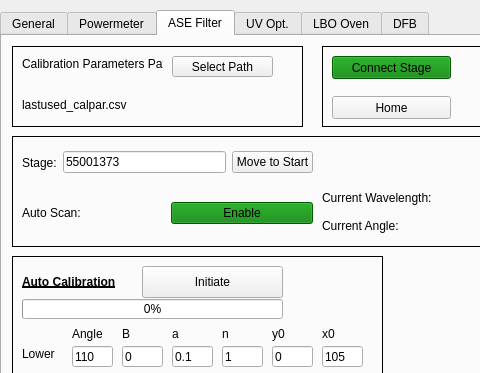
Above: pulsed_laser_interface.ui from XenoBene/PulsedLaserGUI before the change; both pictures show x 0 to 480 and y 0 to 373 of the 773 by 647 pixel window. Below: the same form after it.
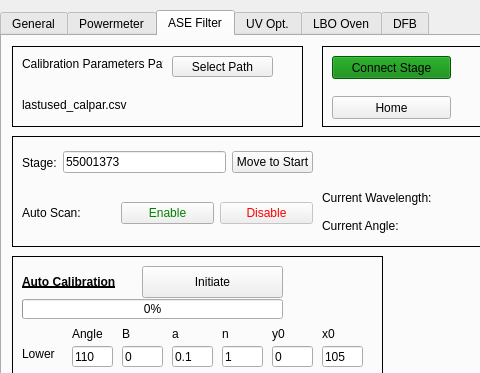
That is the form after the change. The open tabs and pages were chosen to show the change.

Commit message: Changed every Autoscan Checkable Button to two buttons, one for start and one for stop. With this, the new way of deactivating the GUI when an autoscan is running was fully implemented.

```diff
--- a/pulsed_laser_interface.ui
+++ b/pulsed_laser_interface.ui
@@ -1038,7 +1038,7 @@
         <item>
          <widget class="QPushButton" name="ase_button_startAutoScan">
           <property name="styleSheet">
-           <string notr="true">background-color: green</string>
+           <string notr="true">color: green</string>
           </property>
           <property name="text">
            <string>Enable</string>
@@ -1048,6 +1048,22 @@
           </property>
          </widget>
         </item>
+        <item>
+         <widget class="QPushButton" name="ase_button_autoScan_stop">
+          <property name="enabled">
+           <bool>false</bool>
+          </property>
+          <property name="styleSheet">
+           <string notr="true">color: red</string>
+          </property>
+          <property name="text">
+           <string>Disable</string>
+          </property>
+          <property name="checkable">
+           <bool>true</bool>
+          </property>
+         </widget>
+        </item>
        </layout>
       </widget>
       <widget class="QWidget" name="layoutWidget">
```
Left out of the diff: 10 changed lines with no effect on the pictures. The commit also changes 4 other files.
